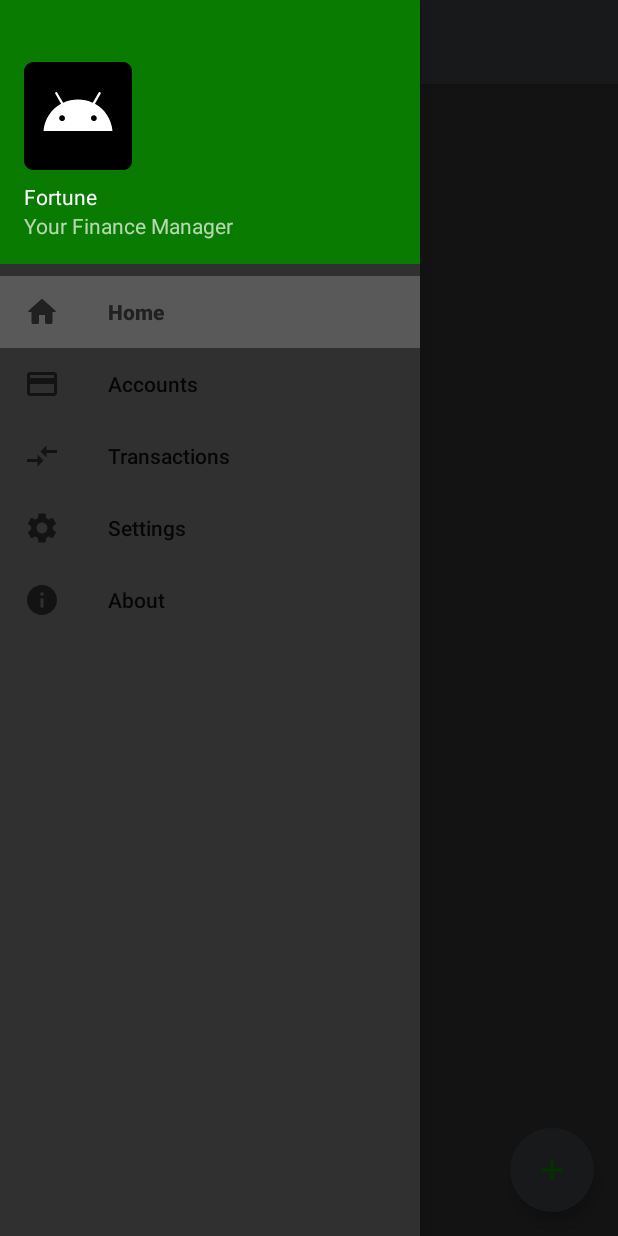
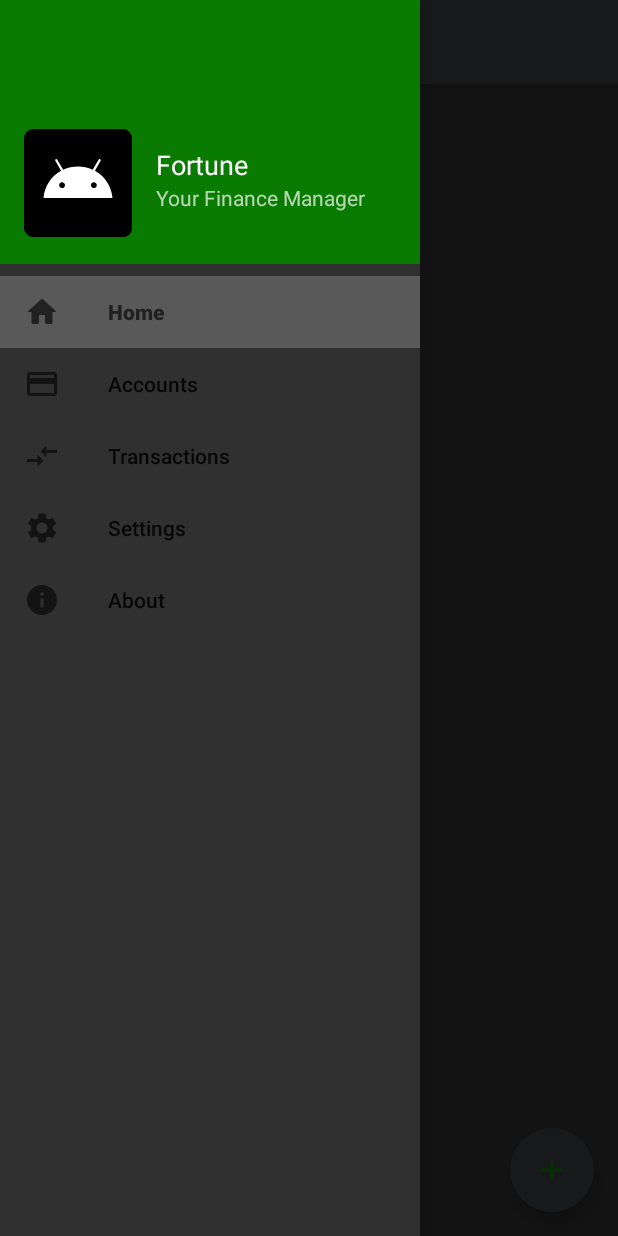
Before and after one commit to gustavocelani/fortune, an Android app: the screen it shows after launch (MainActivity), with the side drawer open, on a phone screen of 412 x 824 dp. Run offline under Robolectric (Android 15) with nearby library versions, the phone set to English and light mode, and no system bars; our stand-ins replace Room's generated code, navigation-ui; 5 statements that could not run were skipped.

Commit message:
Improve navigation header layout

```diff
--- a/Fortune/app/src/main/res/layout/nav_header_main.xml
+++ b/Fortune/app/src/main/res/layout/nav_header_main.xml
@@ -1,13 +1,11 @@
 <?xml version="1.0" encoding="utf-8"?>
 
-<LinearLayout
+<RelativeLayout
     xmlns:android="http://schemas.android.com/apk/res/android"
     xmlns:app="http://schemas.android.com/apk/res-auto"
     android:layout_width="match_parent"
     android:layout_height="@dimen/nav_header_height"
     android:background="@color/green"
-    android:gravity="bottom"
-    android:orientation="vertical"
     android:paddingLeft="@dimen/activity_horizontal_margin"
     android:paddingTop="@dimen/activity_vertical_margin"
     android:paddingRight="@dimen/activity_horizontal_margin"
@@ -15,24 +13,38 @@
     android:theme="@style/ThemeOverlay.AppCompat.Dark" >
 
     <ImageView
-        android:id="@+id/imageView"
-        android:layout_width="wrap_content"
-        android:layout_height="wrap_content"
+        android:id="@+id/icon"
+        android:layout_width="72dp"
+        android:layout_height="72dp"
         android:contentDescription="@string/nav_header_desc"
-        android:paddingTop="@dimen/nav_header_vertical_spacing"
+        android:layout_marginTop="@dimen/nav_header_vertical_spacing"
         app:srcCompat="@mipmap/ic_launcher_round" />
 
     <TextView
+        android:id="@+id/title"
+        android:layout_toRightOf="@id/icon"
         android:layout_width="match_parent"
-        android:layout_height="wrap_content"
-        android:paddingTop="@dimen/nav_header_vertical_spacing"
+        android:layout_height="36dp"
+
+        android:layout_above="@id/slogan"
+        android:gravity="bottom"
+        android:layout_marginTop="@dimen/nav_header_vertical_spacing"
+        android:textSize="@dimen/mid_text_size"
+        android:layout_marginLeft="@dimen/default_horizontal_margin"
         android:text="@string/nav_header_title"
-        android:textAppearance="@style/TextAppearance.AppCompat.Body1" />
+        android:textAppearance="@style/TextAppearance.AppCompat.Body1"
+        android:layout_toEndOf="@id/icon"
+        android:layout_marginStart="@dimen/default_horizontal_margin" />
 
     <TextView
-        android:id="@+id/textView"
-        android:layout_width="wrap_content"
-        android:layout_height="wrap_content"
-        android:text="@string/nav_header_subtitle" />
+        android:id="@+id/slogan"
+        android:layout_width="match_parent"
+        android:layout_height="36dp"
+        android:layout_marginLeft="@dimen/default_horizontal_margin"
+        android:layout_toRightOf="@id/icon"
+        android:layout_alignBottom="@id/icon"
+        android:text="@string/nav_header_subtitle"
+        android:layout_toEndOf="@id/icon"
+        android:layout_marginStart="@dimen/default_horizontal_margin" />
 
-</LinearLayout>
+</RelativeLayout>
--- a/Fortune/app/src/main/res/values/dimens.xml
+++ b/Fortune/app/src/main/res/values/dimens.xml
@@ -9,7 +9,7 @@
     <dimen name="default_vertical_margin">16dp</dimen>
 
     <!-- Navigation -->
-    <dimen name="nav_header_vertical_spacing">8dp</dimen>
+    <dimen name="nav_header_vertical_spacing">70dp</dimen>
     <dimen name="nav_header_height">176dp</dimen>
 
     <!-- Floating Action Button -->
```
